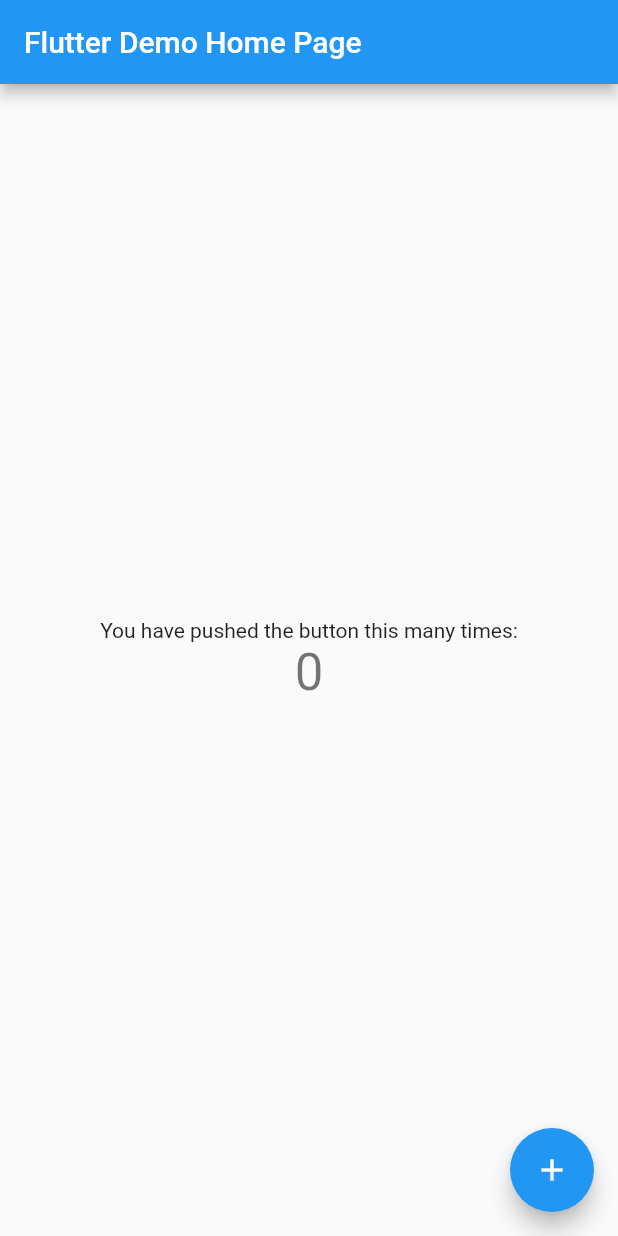
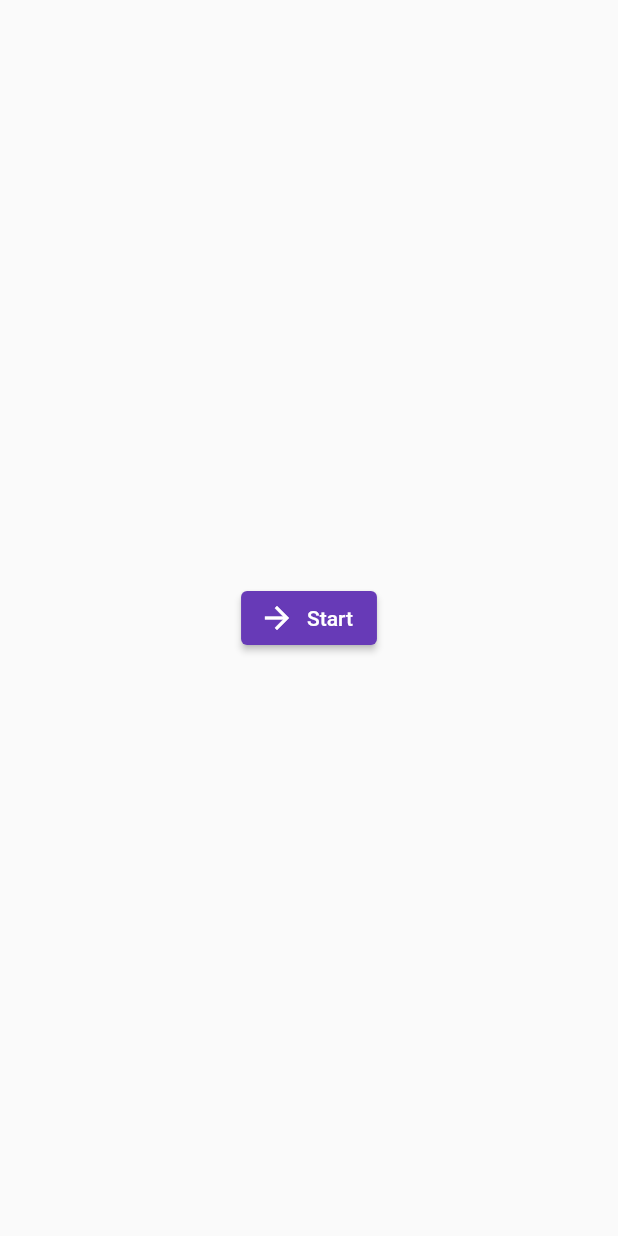
Before and after one commit to ngthanhphuc/Quizzy, a Flutter app: the screen it shows after launch, on a phone screen of 412 x 824 dp. Run offline on Flutter 3.47's test engine with Material 2 defaults, Android fonts, the phone set to English and light mode, and no system bars; our stand-ins replace google_fonts.

```diff
--- a/lib/main.dart
+++ b/lib/main.dart
@@ -1,113 +1,28 @@
 import 'package:flutter/material.dart';
+import 'package:google_fonts/google_fonts.dart';
 
-void main() {
+import 'screen/home/home_screen.dart';
+
+void main() async {
   runApp(MyApp());
 }
 
-class MyApp extends StatelessWidget {
+class MyApp extends StatefulWidget {
   // This widget is the root of your application.
+  @override
+  _MyAppState createState() => _MyAppState();
+}
+
+class _MyAppState extends State<MyApp> {
   @override
   Widget build(BuildContext context) {
     return MaterialApp(
-      title: 'Flutter Demo',
+      debugShowCheckedModeBanner: false,
+      title: 'Quizzy',
       theme: ThemeData(
-        // This is the theme of your application.
-        //
-        // Try running your application with "flutter run". You'll see the
-        // application has a blue toolbar. Then, without quitting the app, try
-        // changing the primarySwatch below to Colors.green and then invoke
-        // "hot reload" (press "r" in the console where you ran "flutter run",
-        // or simply save your changes to "hot reload" in a Flutter IDE).
-        // Notice that the counter didn't reset back to zero; the application
-        // is not restarted.
-        primarySwatch: Colors.blue,
+        primarySwatch: Colors.deepPurple,
       ),
-      home: MyHomePage(title: 'Flutter Demo Home Page'),
+      home: HomeScreen(),
     );
   }
 }
-
-class MyHomePage extends StatefulWidget {
-  MyHomePage({Key? key, required this.title}) : super(key: key);
-
-  // This widget is the home page of your application. It is stateful, meaning
-  // that it has a State object (defined below) that contains fields that affect
-  // how it looks.
-
-  // This class is the configuration for the state. It holds the values (in this
-  // case the title) provided by the parent (in this case the App widget) and
-  // used by the build method of the State. Fields in a Widget subclass are
-  // always marked "final".
-
-  final String title;
-
-  @override
-  _MyHomePageState createState() => _MyHomePageState();
-}
-
-class _MyHomePageState extends State<MyHomePage> {
-  int _counter = 0;
-
-  void _incrementCounter() {
-    setState(() {
-      // This call to setState tells the Flutter framework that something has
-      // changed in this State, which causes it to rerun the build method below
-      // so that the display can reflect the updated values. If we changed
-      // _counter without calling setState(), then the build method would not be
-      // called again, and so nothing would appear to happen.
-      _counter++;
-    });
-  }
-
-  @override
-  Widget build(BuildContext context) {
-    // This method is rerun every time setState is called, for instance as done
-    // by the _incrementCounter method above.
-    //
-    // The Flutter framework has been optimized to make rerunning build methods
-    // fast, so that you can just rebuild anything that needs updating rather
-    // than having to individually change instances of widgets.
-    return Scaffold(
-      appBar: AppBar(
-        // Here we take the value from the MyHomePage object that was created by
-        // the App.build method, and use it to set our appbar title.
-        title: Text(widget.title),
-      ),
-      body: Center(
-        // Center is a layout widget. It takes a single child and positions it
-        // in the middle of the parent.
-        child: Column(
-          // Column is also a layout widget. It takes a list of children and
-          // arranges them vertically. By default, it sizes itself to fit its
-          // children horizontally, and tries to be as tall as its parent.
-          //
-          // Invoke "debug painting" (press "p" in the console, choose the
-          // "Toggle Debug Paint" action from the Flutter Inspector in Android
-          // Studio, or the "Toggle Debug Paint" command in Visual Studio Code)
-          // to see the wireframe for each widget.
-          //
-          // Column has various properties to control how it sizes itself and
-          // how it positions its children. Here we use mainAxisAlignment to
-          // center the children vertically; the main axis here is the vertical
-          // axis because Columns are vertical (the cross axis would be
-          // horizontal).
-          mainAxisAlignment: MainAxisAlignment.center,
-          children: <Widget>[
-            Text(
-              'You have pushed the button this many times:',
-            ),
-            Text(
-              '$_counter',
-              style: Theme.of(context).textTheme.headline4,
-            ),
-          ],
-        ),
-      ),
-      floatingActionButton: FloatingActionButton(
-        onPressed: _incrementCounter,
-        tooltip: 'Increment',
-        child: Icon(Icons.add),
-      ), // This trailing comma makes auto-formatting nicer for build methods.
-    );
-  }
-}
--- /dev/null
+++ b/lib/screen/home/home_screen.dart
@@ -0,0 +1,27 @@
+import 'package:flutter/material.dart';
+import 'package:quizzy/screen/quiz/quiz_screen.dart';
+
+class HomeScreen extends StatefulWidget {
+  const HomeScreen({Key? key}) : super(key: key);
+
+  @override
+  _HomeScreenState createState() => _HomeScreenState();
+}
+
+class _HomeScreenState extends State<HomeScreen> {
+  @override
+  Widget build(BuildContext context) {
+    return Scaffold(
+      body: Center(
+        child: ElevatedButton.icon(
+          onPressed: () {
+            Navigator.push(
+                context, MaterialPageRoute(builder: (_) => QuizScreen()));
+          },
+          label: Text('Start'),
+          icon: Icon(Icons.arrow_forward),
+        ),
+      ),
+    );
+  }
+}
--- a/pubspec.yaml
+++ b/pubspec.yaml
@@ -23,7 +23,7 @@ environment:
 dependencies:
   flutter:
     sdk: flutter
-
+  google_fonts: ^2.1.0
 
   # The following adds the Cupertino Icons font to your application.
   # Use with the CupertinoIcons class for iOS style icons.
```
Also changed, not shown: lib/data/question.dart (added, +44 -0 lines), lib/screen/quiz/quiz_screen.dart (added, +75 -0 lines), lib/themes/app_colors.dart (added, +11 -0 lines), lib/themes/app_text_styles.dart (added, +17 -0 lines), pubspec.lock.
